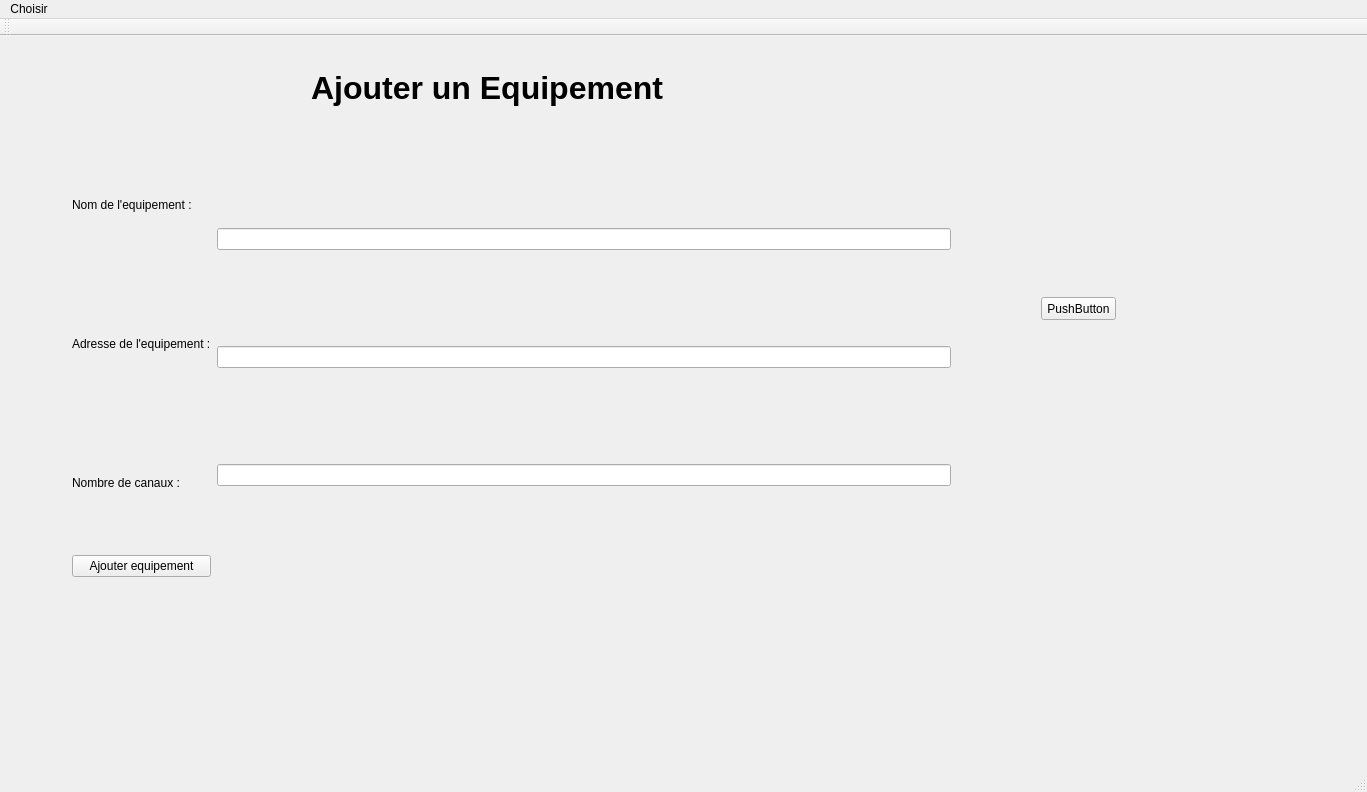
This is DMXProject/DMXProject.ui in fbotel17/DMXProject as Qt 5 draws it before an edit. The edited form follows.
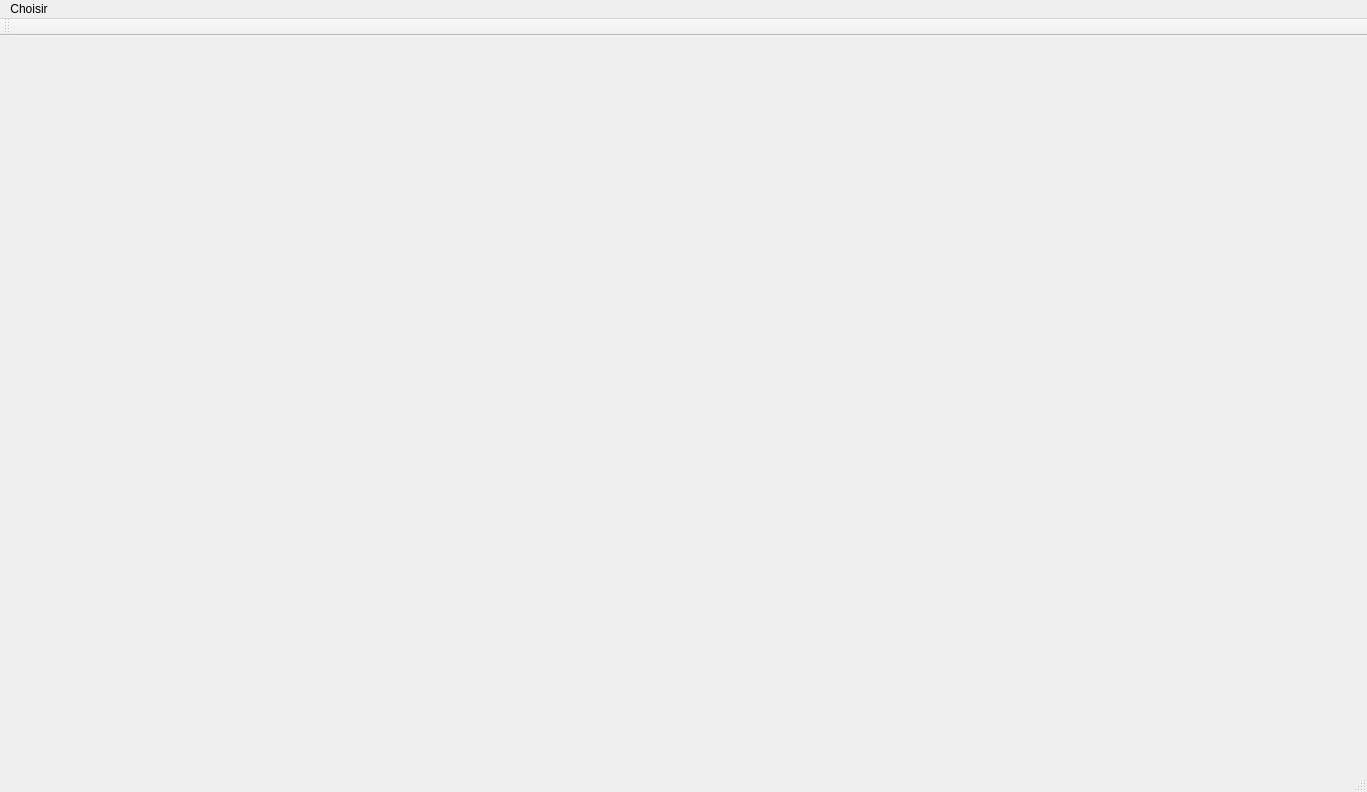
This is the edited form.

Commit message: Creation page Suppression

```diff
--- a/DMXProject/DMXProject.ui
+++ b/DMXProject/DMXProject.ui
@@ -18,7 +18,7 @@
     <item>
      <widget class="QStackedWidget" name="stackedWidget">
       <property name="currentIndex">
-       <number>2</number>
+       <number>5</number>
       </property>
       <widget class="QWidget" name="page_3">
        <widget class="QWidget" name="formLayoutWidget">
@@ -286,19 +286,6 @@
          <string>Ajouter un Equipement</string>
         </property>
        </widget>
-       <widget class="QPushButton" name="pushButton_2">
-        <property name="geometry">
-         <rect>
-          <x>1030</x>
-          <y>250</y>
-          <width>75</width>
-          <height>23</height>
-         </rect>
-        </property>
-        <property name="text">
-         <string>PushButton</string>
-        </property>
-       </widget>
       </widget>
       <widget class="QWidget" name="page">
        <widget class="QWidget" name="verticalLayoutWidget_5">
@@ -352,6 +339,19 @@
         </property>
        </widget>
       </widget>
+      <widget class="QWidget" name="page_6">
+       <widget class="QWidget" name="verticalLayoutWidget">
+        <property name="geometry">
+         <rect>
+          <x>110</x>
+          <y>50</y>
+          <width>961</width>
+          <height>581</height>
+         </rect>
+        </property>
+        <layout class="QVBoxLayout" name="verticalLayout_3"/>
+       </widget>
+      </widget>
      </widget>
     </item>
    </layout>
```
Left out of the diff: 6 changed lines with no effect on the pictures. The commit also changes 2 other files.
